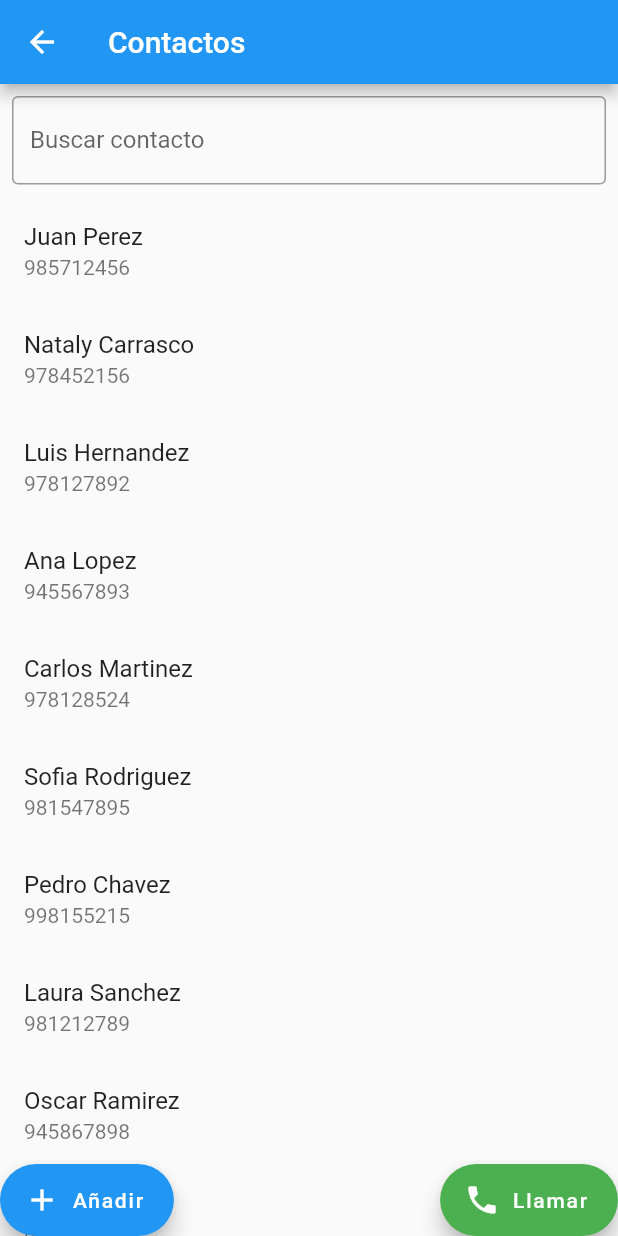
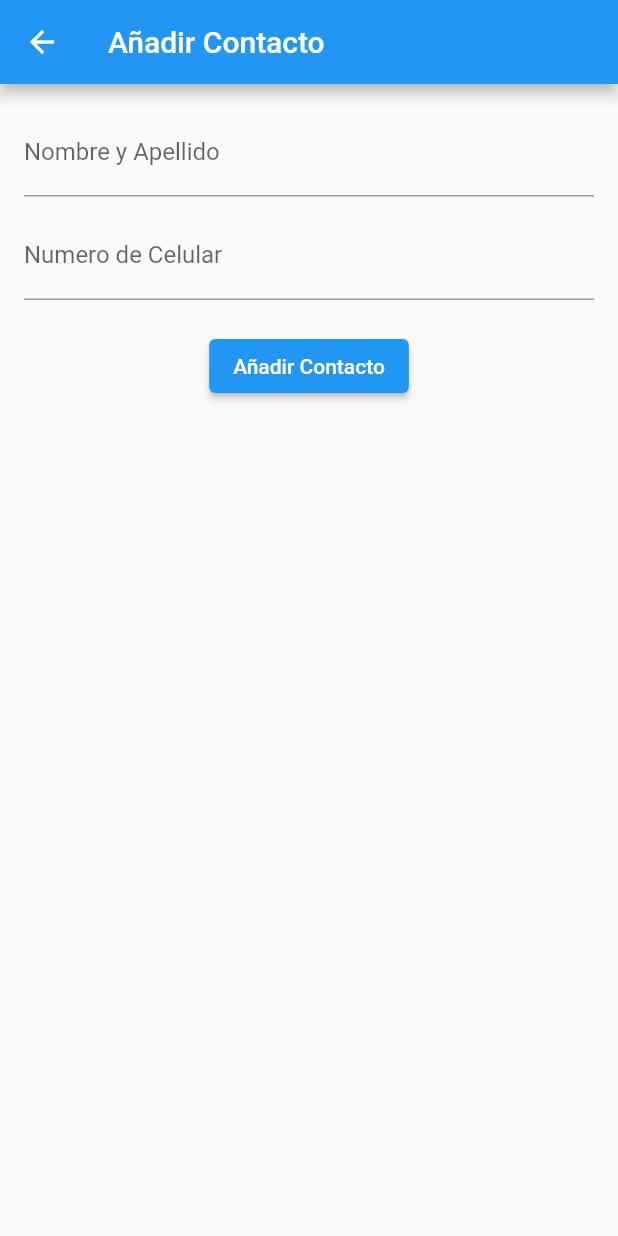
Before and after one commit to picxflor/SwiftHub, a Flutter app: the ContactPage screen opened directly, after a tap on "Añadir", on a phone screen of 412 x 824 dp. Run offline on Flutter 3.47's test engine with Material 2 defaults, Android fonts, the phone set to English and light mode, and no system bars; network calls fail; key blocks and very long unbroken strings in the code were emptied for the run.

Commit message:
add contact
add contact

```diff
--- /dev/null
+++ b/SwiftHub/my_app/lib/pages/add_contact.dart
@@ -0,0 +1,82 @@
+import 'package:flutter/material.dart';
+import 'package:my_app/pages/contactos.dart';
+
+
+class add_contact extends StatelessWidget {
+  @override
+  Widget build(BuildContext context) {
+    return MaterialApp(
+      title: 'Add Contact',
+      theme: ThemeData(
+        primarySwatch: Colors.blue,
+      ),
+      home: AddContactScreen(),
+    );
+  }
+}
+
+class AddContactScreen extends StatefulWidget {
+  @override
+  _AddContactScreenState createState() => _AddContactScreenState();
+}
+
+class _AddContactScreenState extends State<AddContactScreen> {
+  final TextEditingController _nameController = TextEditingController();
+  final TextEditingController _phoneNumberController = TextEditingController();
+
+  void _addContact() {
+    String name = _nameController.text;
+    String phoneNumber = _phoneNumberController.text;
+
+    // Aquí puedes realizar la lógica para agregar el contacto a tu lista de contactos
+
+    _nameController.clear();
+    _phoneNumberController.clear();
+
+    // Puedes mostrar un mensaje de éxito o redirigir al usuario a otra pantalla
+  }
+
+  @override
+  Widget build(BuildContext context) {
+    return Scaffold(
+      appBar: AppBar(
+      leading: IconButton(
+          icon: const Icon(Icons.arrow_back),
+          onPressed: () {
+          Navigator.push(
+          context,
+          MaterialPageRoute(builder: (context) => ContactPage()),
+          );
+          },
+        ),
+        title: Text('Añadir Contacto'),
+      ),
+      body: Padding(
+        padding: EdgeInsets.all(16.0),
+        child: Column(
+          children: <Widget>[
+            TextField(
+              controller: _nameController,
+              decoration: InputDecoration(
+                labelText: 'Nombre y Apellido',
+              ),
+            ),
+            SizedBox(height: 10),
+            TextField(
+              controller: _phoneNumberController,
+              decoration: InputDecoration(
+                labelText: 'Numero de Celular',
+              ),
+              keyboardType: TextInputType.phone,
+            ),
+            SizedBox(height: 20),
+            ElevatedButton(
+              onPressed: _addContact,
+              child: Text('Añadir Contacto'),
+            ),
+          ],
+        ),
+      ),
+    );
+  }
+}
--- a/SwiftHub/my_app/lib/pages/contactos.dart
+++ b/SwiftHub/my_app/lib/pages/contactos.dart
@@ -1,4 +1,5 @@
 import 'package:flutter/material.dart';
+import 'package:my_app/pages/add_contact.dart';
 import 'package:my_app/pages/mensajes.dart';
 
 class Contactos extends StatelessWidget {
@@ -33,6 +34,9 @@ class _ContactPageState extends State<ContactPage> {
     {'name': 'Laura Sanchez', 'phone': '981212789'},
     {'name': 'Oscar Ramirez', 'phone': '945867898'},
     {'name': 'Elena Flores', 'phone': '921567899'},
+    {'name': 'Lucas Condori', 'phone': '933141106'},
+    {'name': 'Gabiela Conde', 'phone': '911235708'},
+
   ];
 
   List<Map<String, String>> filteredContacts = [];
@@ -95,28 +99,19 @@ class _ContactPageState extends State<ContactPage> {
           ),
         ],
       ),
-      floatingActionButton: Row(
-        mainAxisAlignment: MainAxisAlignment.spaceBetween,
-        children: [
-          FloatingActionButton.extended(
-            onPressed: () {
+      floatingActionButton: FloatingActionButton.extended(
+        onPressed: () {
+          Navigator.push(
+          context,
+          MaterialPageRoute(builder: (context) =>  add_contact()),
+          );
+          },
+        label: const Text('Añadir'),
+        icon: const Icon(Icons.group_add_outlined),
+        backgroundColor: Colors.blue,
+      ),
+      floatingActionButtonLocation: FloatingActionButtonLocation.endFloat,//posision del boton
 
-            },
-            label: const Text('Añadir'),
-            icon: const Icon(Icons.add),
-            backgroundColor: Colors.blue,
-          ),
-          FloatingActionButton.extended(
-            onPressed: () {
-
-            },
-            label: const Text('Llamar'),
-            icon: const Icon(Icons.phone),
-            backgroundColor: Colors.green,
-          ),
-        ],
-      ),
-      floatingActionButtonLocation: FloatingActionButtonLocation.centerDocked,
     );
   }
 }
```
